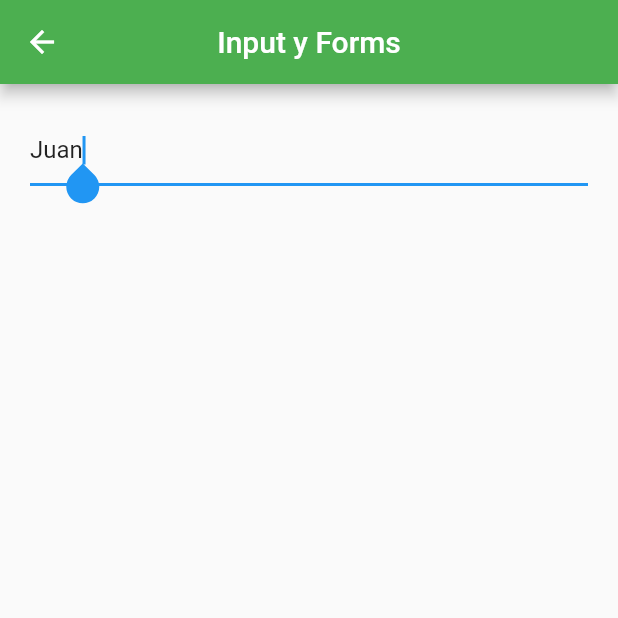
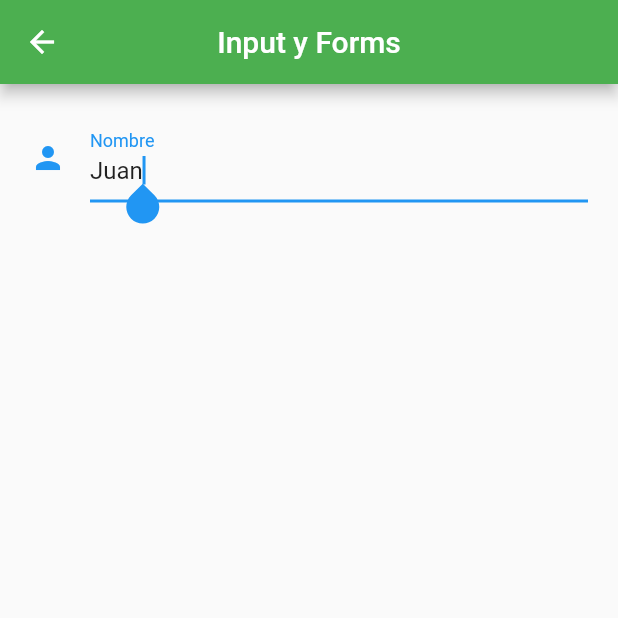
Before and after one commit to juanfranciscocis/FLUTTER-COMPONENTS, a Flutter app: the InputScreen screen opened by its route, on a phone screen of 412 x 824 dp, the top half of it. Run offline on Flutter 3.47's test engine with Material 2 defaults, Android fonts, the light colour scheme and no system bars.

Commit message:
TEXTFIELD STYLE

```diff
--- a/lib/screens/inputs_screen.dart
+++ b/lib/screens/inputs_screen.dart
@@ -23,6 +23,18 @@ class InputScreen extends StatelessWidget{
                 onChanged: (value){ //cuando cambia el valor del campo
                   print(value); //imprime el valor del campo
                 },
+                validator: (value){ //validacion del campo
+                  if(value == null){
+                    return 'Campo obligatorio';
+                  }
+                  return value.length < 8 ? 'Minimo 8 caracteres' : null; //si el valor es menor a 8 caracteres devuelve un mensaje de error
+                },
+                autovalidateMode: AutovalidateMode.onUserInteraction, //validacion automatica al interactuar con el campo
+                decoration: InputDecoration(
+                  labelText: 'Nombre',
+                  hintText: 'Ingrese su nombre',
+                  icon: Icon(Icons.person),
+                ),
 
               )
 
```
